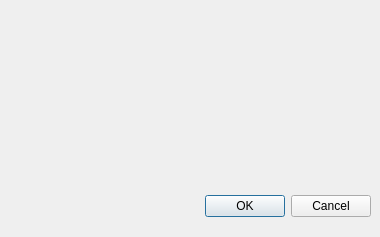
Above: Windows/UI_files/Background.ui from LemurPwned/VISM before the change. Below: the same form after it.
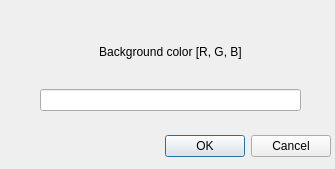
That is the form after the change.

Commit message: programatically adding background settings

Patch:
```diff
--- a/Windows/UI_files/Background.ui
+++ b/Windows/UI_files/Background.ui
@@ -6,8 +6,8 @@
    <rect>
     <x>0</x>
     <y>0</y>
-    <width>380</width>
-    <height>237</height>
+    <width>335</width>
+    <height>169</height>
    </rect>
   </property>
   <property name="windowTitle">
@@ -16,8 +16,8 @@
   <widget class="QDialogButtonBox" name="buttonBox">
    <property name="geometry">
     <rect>
-     <x>30</x>
-     <y>190</y>
+     <x>-10</x>
+     <y>130</y>
      <width>341</width>
      <height>32</height>
     </rect>
@@ -32,13 +32,27 @@
   <widget class="QWidget" name="verticalLayoutWidget">
    <property name="geometry">
     <rect>
-     <x>60</x>
-     <y>30</y>
+     <x>40</x>
+     <y>20</y>
      <width>261</width>
-     <height>131</height>
+     <height>91</height>
     </rect>
    </property>
-   <layout class="QVBoxLayout" name="verticalLayout"/>
+   <layout class="QVBoxLayout" name="verticalLayout">
+    <item>
+     <widget class="QLabel" name="label">
+      <property name="text">
+       <string>Background color [R, G, B]</string>
+      </property>
+      <property name="alignment">
+       <set>Qt::AlignCenter</set>
+      </property>
+     </widget>
+    </item>
+    <item>
+     <widget class="QLineEdit" name="lineEdit"/>
+    </item>
+   </layout>
   </widget>
  </widget>
  <resources/>
```
Left out of the diff: 3 changed lines with no effect on the pictures. The commit also changes 6 other files.
